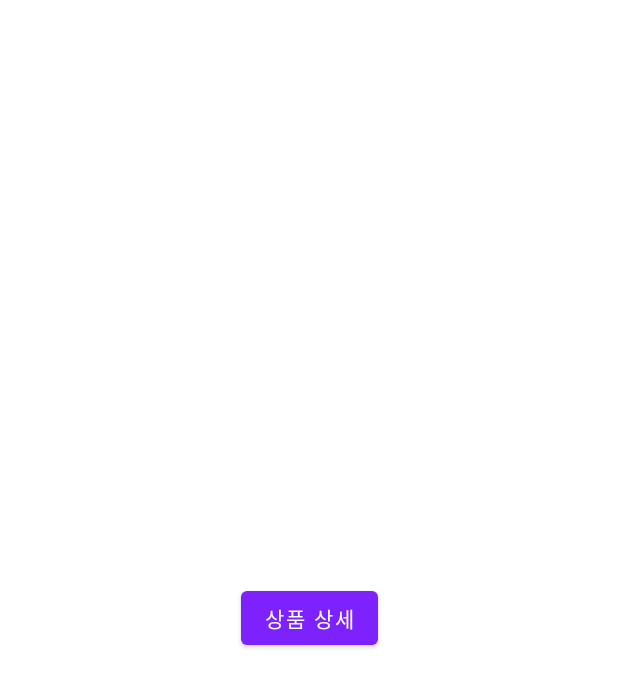
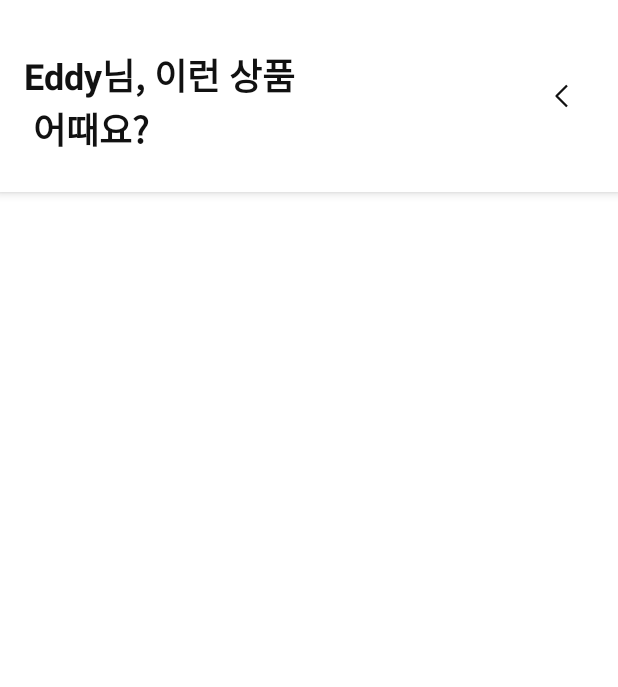
Before and after one commit to min06274/android-shoppi, an Android app: the layout fragment_home.xml on its own in the app's theme, with its tools: preview values and no code run, on a phone screen of 412 x 824 dp. Shown: the top 687 px of the screen. Run offline under Robolectric (Android 15) with nearby library versions, the phone set to English and light mode, and no system bars.

Commit message:
home 화면 레이아웃, json에서 데이터 읽어서 표시하기 Glid까지 사용

```diff
--- a/app/build.gradle
+++ b/app/build.gradle
@@ -1,6 +1,7 @@
 plugins {
     id 'com.android.application'
     id 'kotlin-android'
+    id 'kotlin-kapt'
 }
 
 android {
@@ -43,6 +44,8 @@ dependencies {
     implementation 'androidx.lifecycle:lifecycle-viewmodel-ktx:2.4.0'
     implementation "androidx.viewpager2:viewpager2:1.0.0"
     implementation "androidx.recyclerview:recyclerview:1.2.1"
+    implementation "com.github.bumptech.glide:glide:$glideVersion"
+    kapt "com.github.bumptech.glide:compiler:$glideVersion"
 
 
     testImplementation 'junit:junit:4.13.2'
--- a/app/src/main/AndroidManifest.xml
+++ b/app/src/main/AndroidManifest.xml
@@ -1,6 +1,9 @@
 <?xml version="1.0" encoding="utf-8"?>
 <manifest xmlns:android="http://schemas.android.com/apk/res/android"
     package="min.bo.shoppi.android">
+
+    <uses-permission android:name="android.permission.INTERNET"/>
+    <uses-permission android:name="android.permission.ACCESS_NETWORK_STATE"/>
 
     <application
         android:allowBackup="false"
--- a/app/src/main/assets/home.json
+++ b/app/src/main/assets/home.json
@@ -1,6 +1,6 @@
 {
   "title": {
-    "text": "Eddy님, 이런 상품 어때요?",
+    "text": "Eddy님, 이런 상품\n 어때요?",
     "icon_url" : "https://user-images.githubusercontent.com/63834998/220002933-a53d9f57-e588-4081-a61e-16c7630cd6ef.png"
   },
   "top_banners": [
--- a/app/src/main/res/layout/fragment_home.xml
+++ b/app/src/main/res/layout/fragment_home.xml
@@ -1,18 +1,65 @@
 <?xml version="1.0" encoding="utf-8"?>
-<androidx.constraintlayout.widget.ConstraintLayout xmlns:android="http://schemas.android.com/apk/res/android"
+<androidx.coordinatorlayout.widget.CoordinatorLayout xmlns:android="http://schemas.android.com/apk/res/android"
     xmlns:app="http://schemas.android.com/apk/res-auto"
     android:layout_width="match_parent"
-    android:layout_height="match_parent">
+    android:layout_height="match_parent"
+    xmlns:tools="http://schemas.android.com/tools">
 
 
-    <Button
-        android:id = "@+id/btn_enter_product_detail"
-        android:text = "상품 상세"
-        android:layout_width="wrap_content"
+    <com.google.android.material.appbar.AppBarLayout
+        android:layout_width="match_parent"
         android:layout_height="wrap_content"
-        app:layout_constraintBottom_toBottomOf="parent"
-        app:layout_constraintEnd_toEndOf="parent"
-        app:layout_constraintStart_toStartOf="parent"
-        app:layout_constraintTop_toTopOf="parent"
-        />
-</androidx.constraintlayout.widget.ConstraintLayout>
+        >
+
+        <androidx.appcompat.widget.Toolbar
+            android:layout_width="match_parent"
+            android:layout_height="wrap_content"
+            app:layout_constraintEnd_toEndOf="parent"
+            app:layout_constraintStart_toStartOf="parent"
+            app:layout_constraintTop_toTopOf="parent"
+            app:layout_scrollFlags="scroll|enterAlways"
+            app:contentInsetStart="0dp"
+            android:background="@color/shoppi_white">
+
+            <TextView
+                android:id="@+id/toolbar_home_title"
+                android:layout_width="wrap_content"
+                android:layout_height="wrap_content"
+                tools:text="Eddy님, 이런 상품\n 어때요?"
+                android:paddingStart="16dp"
+                android:textSize="24sp"
+                android:textColor="@color/shoppi_black_02"
+                android:textStyle="bold"
+                android:paddingTop="32dp"
+                android:paddingBottom="24dp"/>
+
+            <ImageView
+                android:layout_width="68dp"
+                android:layout_height="68dp"
+                tools:src = "@drawable/ic_gnb_back"
+                android:layout_gravity="end"
+                android:layout_marginEnd="4dp"
+                android:id="@+id/toolbar_home_icon"
+                android:scaleType="center"
+                />
+        </androidx.appcompat.widget.Toolbar>
+
+
+    </com.google.android.material.appbar.AppBarLayout>
+
+    <androidx.core.widget.NestedScrollView
+        android:layout_width="match_parent"
+        android:layout_height="match_parent"
+        app:layout_behavior="@string/appbar_scrolling_view_behavior">
+
+        <androidx.constraintlayout.widget.ConstraintLayout
+            android:layout_width="match_parent"
+            android:layout_height="wrap_content">
+
+
+        </androidx.constraintlayout.widget.ConstraintLayout>
+
+    </androidx.core.widget.NestedScrollView>
+
+
+</androidx.coordinatorlayout.widget.CoordinatorLayout>
--- a/build.gradle
+++ b/build.gradle
@@ -15,6 +15,7 @@ buildscript {
 
 ext {
     navVersion = '2.3.5'
+    glideVersion = '4.12.0'
 }
 
 task clean(type: Delete) {
```
Also changed, not shown: app/src/main/java/min/bo/shoppi/android/GildeModule.kt (added, +9 -0 lines), app/src/main/java/min/bo/shoppi/android/HomeFragment.kt (+9 -12 lines), app/src/main/res/layout/fragment_product_detail.xml (+7 -7 lines).
